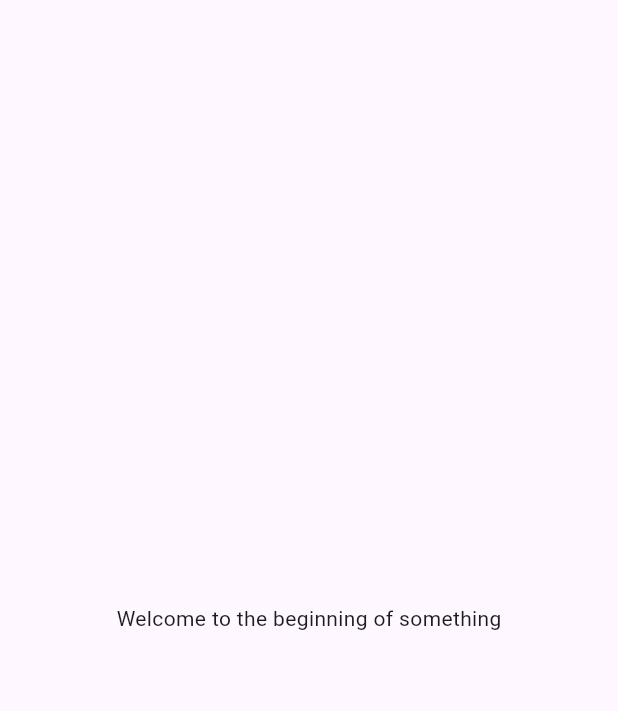
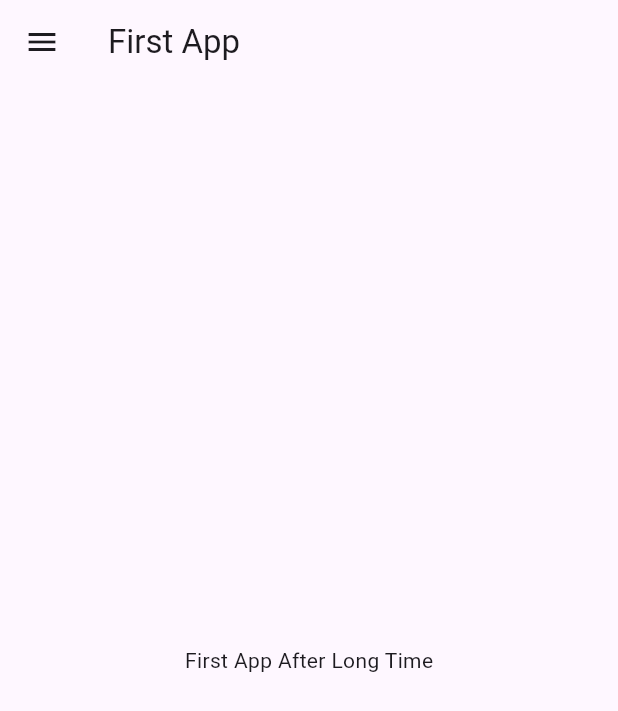
Before and after one commit to KushalTonystarkC/flutterpractice_kushal, a Flutter app: the screen it shows after launch, on a phone screen of 412 x 824 dp. Shown: the top 711 px of the screen. Run offline on Flutter 3.47's test engine with Material 3 defaults, Android fonts, the phone set to English and light mode, and no system bars.

Commit message:
Added home_page

```diff
--- a/lib/main.dart
+++ b/lib/main.dart
@@ -1,4 +1,6 @@
 import 'package:flutter/material.dart';
+import 'package:testproject/pages/home_page.dart';
+// import HomePage from "./home_page.dart"
 
 void main() {
   runApp(const MyApp());
@@ -11,12 +13,7 @@ class MyApp extends StatelessWidget {
   @override
   Widget build(BuildContext context) {
     return MaterialApp(
-        home: Material(
-      child: Center(
-        child: Container(
-          child: Text("Welcome to the beginning of something"),
-        ),
-      ),
-    ));
+      home: HomePage(),
+    );
   }
 }
--- /dev/null
+++ b/lib/pages/home_page.dart
@@ -0,0 +1,18 @@
+import 'package:flutter/material.dart';
+
+class HomePage extends StatelessWidget {
+  @override
+  Widget build(BuildContext context) {
+    return Scaffold(
+      appBar: AppBar(
+        title: Text("First App"),
+      ),
+      body: Center(
+        child: Container(
+          child: Text("First App After Long Time"),
+        ),
+      ),
+      drawer: Drawer(),
+    );
+  }
+}
```
